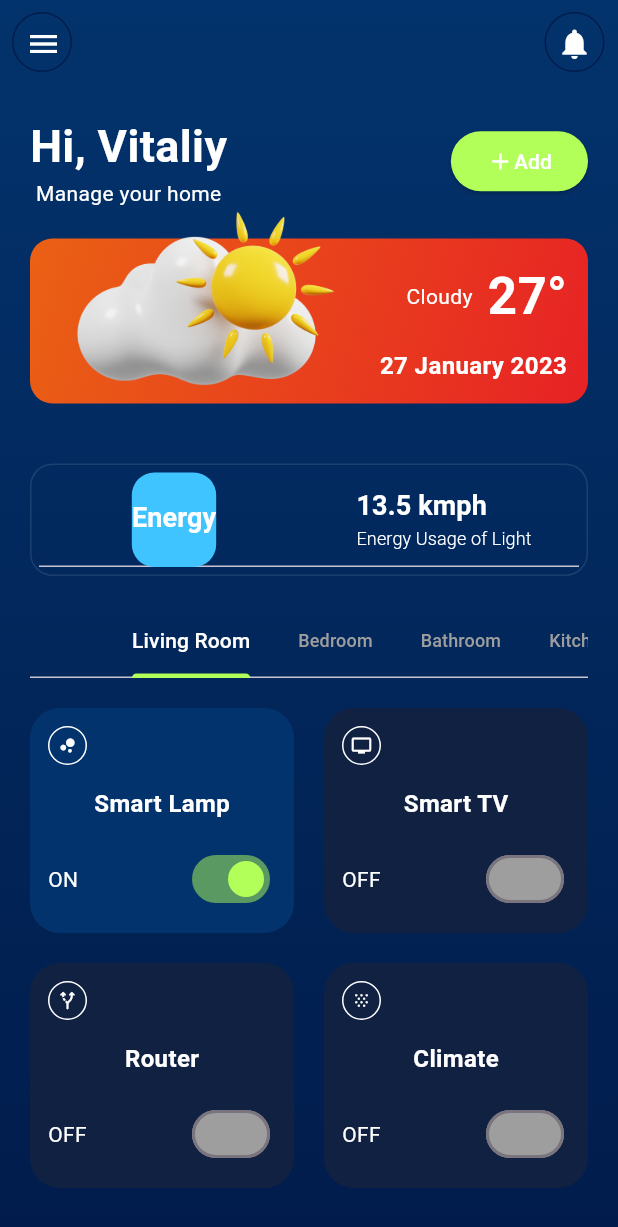
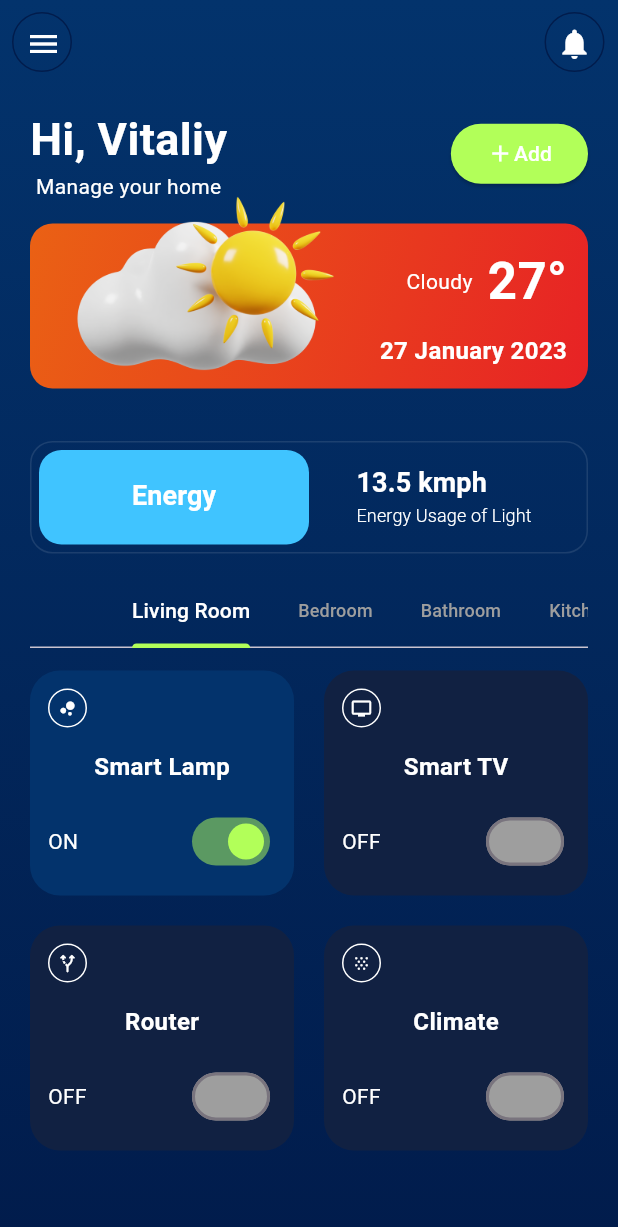
Before and after one commit to Zee-Palm-LLC/smart-app, a Flutter app: the screen it shows after launch, on a phone screen of 412 x 824 dp. Shown: the top 1227 px of the screen. Run offline on Flutter 3.47's test engine with Material 3 defaults, Android fonts, the phone set to English and light mode, and no system bars; our stand-ins replace get, sleek_circular_slider.

Commit message:
Smart App

```diff
--- a/lib/home/components/custom_tabbar.dart
+++ b/lib/home/components/custom_tabbar.dart
@@ -15,6 +15,7 @@ class CustomTabbar extends StatelessWidget {
             borderRadius: BorderRadius.circular(15),
           ),
           child: TabBar(
+            indicatorSize: TabBarIndicatorSize.tab,
             indicator: BoxDecoration(
               borderRadius: BorderRadius.circular(15),
               color: Colors.lightBlueAccent,
@@ -23,15 +24,16 @@ class CustomTabbar extends StatelessWidget {
             labelStyle: const TextStyle(
                 color: Colors.white, fontWeight: FontWeight.w600, fontSize: 18),
             unselectedLabelColor: Colors.white,
-            tabs: [
-              const Tab(
+            dividerColor: Colors.transparent,
+            tabs: const [
+              Tab(
                 text: 'Energy',
               ),
               Tab(
                 child: Column(
                   mainAxisAlignment: MainAxisAlignment.center,
                   crossAxisAlignment: CrossAxisAlignment.start,
-                  children: const [
+                  children: [
                     Text("13.5 kmph",
                         style: TextStyle(
                             color: Colors.white,
--- a/lib/home/home_view.dart
+++ b/lib/home/home_view.dart
@@ -44,15 +44,15 @@ class _HomeViewState extends State<HomeView> {
         child: SafeArea(
           child: ListView(
             children: [
-              const SizedBox(height: 20),
+              const SizedBox(height: 15),
               AccountInfoCard(addCallback: () {}),
-              const SizedBox(height: 20),
+              const SizedBox(height: 15),
               const WeatherInfoCard(),
-              const SizedBox(height: 20),
+              const SizedBox(height: 15),
               const CustomTabbar(),
-              const SizedBox(height: 20),
+              const SizedBox(height: 15),
               const HomePortionTabs(),
-              const SizedBox(height: 20),
+              const SizedBox(height: 15),
               Row(
                 children: [
                   Expanded(
--- a/lib/main.dart
+++ b/lib/main.dart
@@ -22,7 +22,7 @@ class MyApp extends StatelessWidget {
       debugShowCheckedModeBanner: false,
       theme: ThemeData(primarySwatch: Colors.blue),
       defaultTransition: Transition.fadeIn,
-      scrollBehavior: ScrollBehavior().copyWith(overscroll: false),
+      scrollBehavior: const ScrollBehavior().copyWith(overscroll: false),
       home: const HomeView(),
     );
   }
```
Also changed, not shown: lib/mode/mode_view.dart (+15 -11 lines), pubspec.lock, 5 other files.
